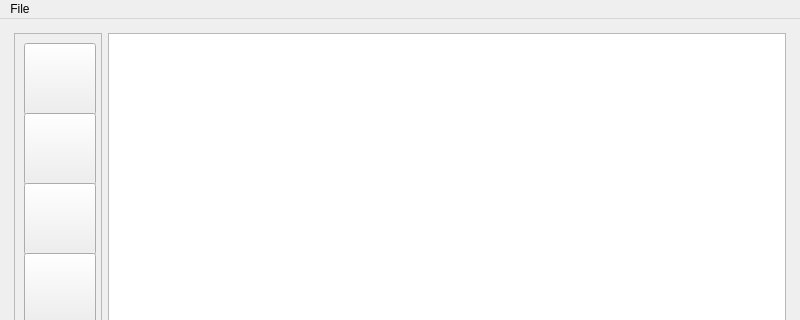
Qt form QFootballStat/MainWindow.ui (Sova777/analyzeresults) before a commit; both pictures show x 0 to 800 and y 0 to 320 of the 800 by 509 pixel window.
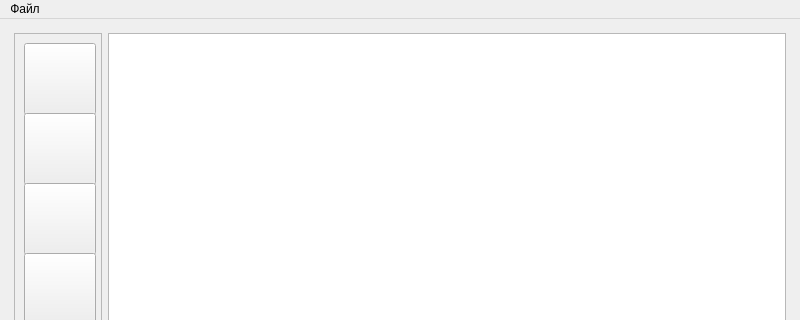
The same form after that commit. Icons and pictures are not drawn.

What changed in the file:
```diff
--- a/QFootballStat/MainWindow.ui
+++ b/QFootballStat/MainWindow.ui
@@ -435,7 +435,7 @@
    </property>
    <widget class="QMenu" name="menuFile">
     <property name="title">
-     <string>File</string>
+     <string>Файл</string>
     </property>
     <addaction name="actionExit"/>
    </widget>
```
Left out of the diff: 27 changed lines with no effect on the pictures.
